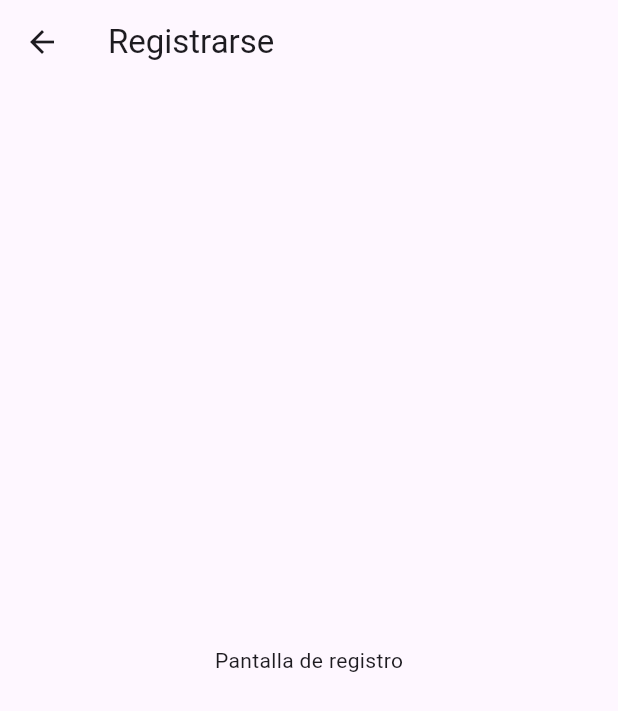
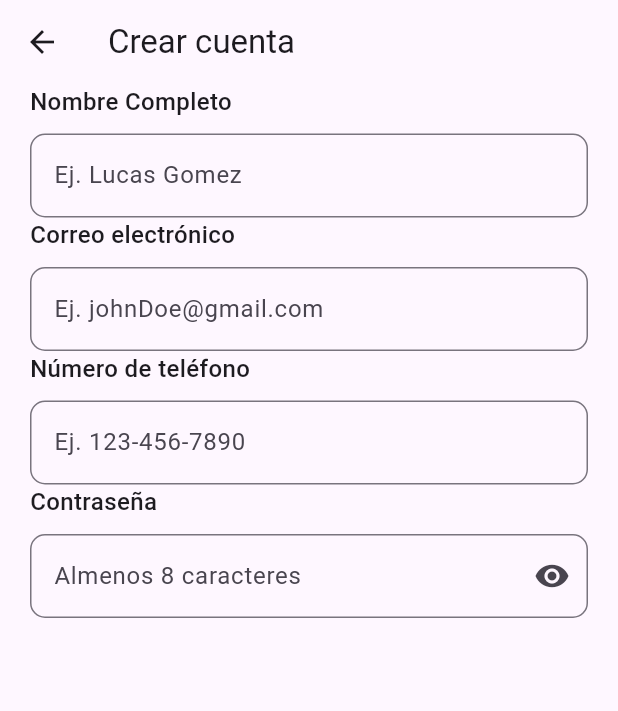
Before and after one commit to BrandonLunaCastro/OficiosYA, a Flutter app: the screen it shows after launch, after a tap on "Regístrate", on a phone screen of 412 x 824 dp. Shown: the top 711 px of the screen. Run offline on Flutter 3.47's test engine with Material 3 defaults, Android fonts, the phone set to English and light mode, and no system bars.

Commit message:
refactor structure fields in widgets

```diff
--- a/lib/screens/login_screen.dart
+++ b/lib/screens/login_screen.dart
@@ -1,6 +1,8 @@
 import 'package:flutter/material.dart';
 import 'package:oficios/screens/register_screen.dart';
-
+import 'package:oficios/widgets/custom_password_field.dart';
+import 'package:oficios/widgets/custom_text_field.dart';
+import 'package:oficios/widgets/primary_button.dart';
 
 class Login extends StatefulWidget {
   const Login({super.key});
@@ -38,91 +40,35 @@ class _LoginState extends State<Login> {
               textAlign: TextAlign.center,
             ),
 
+            const SizedBox(height: 20),
+            //importamos widget del custom text field
+            CustomTextField(
+              label: "Correo electrónico",
+              hint: "johnDoe@gmail.com",
+            ),
 
             const SizedBox(height: 20),
-            Padding(
-              padding: const EdgeInsets.symmetric(horizontal: 20),
-              child: Column(
-                crossAxisAlignment: CrossAxisAlignment.start,
-                children: [
-                  const Text(
-                    "Correo electrónico",
-                    style: TextStyle(fontSize: 16, fontWeight: FontWeight.w500),
+            CustomPasswordField(
+              label: "Contraseña",
+              hint: "Almenos 8 caracteres",
             ),
-                  const SizedBox(height: 10),
-                  TextField(
-                    decoration: InputDecoration(
-                      hintText: 'johnDoe@gmail.com',
-                      border: OutlineInputBorder(
-                        borderRadius: BorderRadius.circular(10),
-                      ),
-                    ),
-                  ),
-                ],
-              ),
-            ),
-            const SizedBox(height: 20),
-            Padding(
-              padding: const EdgeInsets.symmetric(horizontal: 20),
-              child: Column(
-                crossAxisAlignment: CrossAxisAlignment.start,
-                children: [
-                  const Text(
-                    "Contraseña",
-                    style: TextStyle(fontSize: 16, fontWeight: FontWeight.w500),
-                  ),
-                  const SizedBox(height: 10),
-                  TextField(
-                    obscureText: _obscurePassword,
-                    decoration: InputDecoration(
-                      hintText: 'Almenos 8 caracteres',
-                      border: OutlineInputBorder(
-                        borderRadius: BorderRadius.circular(10),
-                      ),
-                      suffixIcon: IconButton(
-                        icon: Icon(
-                          _obscurePassword ? Icons.visibility : Icons.visibility_off,
-                        ),
-                        onPressed: () {
-                          setState(() {
-                            _obscurePassword = !_obscurePassword;
-                          });
-                        },
-                      ),
-                    ),
-                  ),
-                  const SizedBox(height: 10),
             Align(
                   alignment: Alignment.centerRight,
                   child: TextButton(
-                      onPressed: () {
-                        // Lógica para recuperar contraseña
-                      },
-                      child: const Text('¿Olvidaste tu contraseña?', style: TextStyle(color: Color(0xFF2B66DF), fontWeight: FontWeight.bold),),
+                    onPressed: () {},
+                    child: const Text('¿Olvidaste tu contraseña?',
+                        style: TextStyle(color: Color(0xFF2B66DF), fontWeight: FontWeight.bold)),
                   ),
                 ),
-                ],
-              ),
-            ),
+
             const SizedBox(height: 20),
-            Padding(
-              padding: const EdgeInsets.symmetric(horizontal: 20),
-              child: SizedBox(
-                width: double.infinity,
-                child: ElevatedButton(
+            PrimaryButton(
+              text: 'Iniciar sesión',
               onPressed: () {
                 // Lógica de inicio de sesión
-                  },
-                  style: ElevatedButton.styleFrom(
-                    backgroundColor: Color(0xFF2B66DF),
-                    padding: const EdgeInsets.symmetric(vertical: 20),
-                    textStyle: const TextStyle(fontSize: 16, fontWeight: FontWeight.bold),
-                  ),
-                  child: const Text('Iniciar sesión' , style: TextStyle(color: Colors.white),),
-
-                ),
-              ),
-            ),
+              },),
+             /*
+           */
             const SizedBox(height: 20),
             Row(
               mainAxisAlignment: MainAxisAlignment.center,
--- a/lib/screens/register_screen.dart
+++ b/lib/screens/register_screen.dart
@@ -1,4 +1,6 @@
 import 'package:flutter/material.dart';
+import 'package:oficios/widgets/custom_password_field.dart';
+import 'package:oficios/widgets/custom_text_field.dart';
 
 class Register extends StatefulWidget {
   const Register({super.key});
@@ -11,8 +13,35 @@ class _RegisterState extends State<Register> {
   @override
   Widget build(BuildContext context) {
     return Scaffold(
-      appBar: AppBar(title: const Text('Registrarse')),
-      body: const Center(child: Text('Pantalla de registro')),
+      appBar: AppBar(title: const Text('Crear cuenta')),
+      body: SafeArea(
+        child: Column(
+          children: [
+            Center(
+              child: Column(
+                children: [
+                  CustomTextField(
+                    label: "Nombre Completo",
+                    hint: "Ej. Lucas Gomez",
+                  ),
+                  CustomTextField(
+                    label: "Correo electrónico",
+                    hint: "Ej. johnDoe@gmail.com",
+                  ),
+                  CustomTextField(
+                    label: "Número de teléfono",
+                    hint: "Ej. 123-456-7890",
+                  ),
+                  CustomPasswordField(
+                    label: "Contraseña",
+                    hint: "Almenos 8 caracteres",
+                  ),
+                ],
+              ),
+            ),
+          ]
+        ),
+      )
     );
   }
 }
--- /dev/null
+++ b/lib/widgets/custom_password_field.dart
@@ -0,0 +1,57 @@
+import "package:flutter/material.dart";
+
+class CustomPasswordField extends StatefulWidget {
+  final String label;
+  final String hint;
+  final TextEditingController? controller;
+
+  const CustomPasswordField({
+    super.key,
+    this.label = "Contraseña",
+    this.hint = "Almenos ocho caracteres",
+    this.controller,
+  });
+
+  @override
+  State<CustomPasswordField> createState() => _CustomPasswordFieldState();
+}
+
+class _CustomPasswordFieldState extends State<CustomPasswordField> {
+  bool _obscurePassword = true;
+
+  @override
+  Widget build(BuildContext context) {
+    return Padding(
+      padding: const EdgeInsets.symmetric(horizontal: 20),
+      child: Column(
+        crossAxisAlignment: CrossAxisAlignment.start,
+        children: [
+          Text(
+            widget.label,
+            style: const TextStyle(fontSize: 16, fontWeight: FontWeight.w500),
+          ),
+          const SizedBox(height: 10),
+          TextField(
+            obscureText: _obscurePassword,
+            decoration: InputDecoration(
+              hintText: widget.hint,
+              border: OutlineInputBorder(
+                borderRadius: BorderRadius.circular(10),
+              ),
+              suffixIcon: IconButton(
+                icon: Icon(
+                  _obscurePassword ? Icons.visibility : Icons.visibility_off,
+                ),
+                onPressed: () {
+                  setState(() {
+                    _obscurePassword = !_obscurePassword;
+                  });
+                },
+              ),
+            ),
+          ),
+        ],
+      ),
+    );
+  }
+}
--- /dev/null
+++ b/lib/widgets/custom_text_field.dart
@@ -0,0 +1,43 @@
+import "package:flutter/material.dart";
+
+class CustomTextField extends StatelessWidget {
+  final String label;
+  final String hint;
+  final bool isPassword;
+  final TextEditingController? controller;
+  final TextInputType keyBoardType;
+
+  const CustomTextField({
+    super.key,
+    required this.label,
+    required this.hint,
+    this.controller,
+    this.isPassword = false,
+    this.keyBoardType = TextInputType.text,
+  });
+
+  @override
+  Widget build(BuildContext context) {
+    return Padding(
+      padding: const EdgeInsets.symmetric(horizontal: 20),
+      child: Column(
+        crossAxisAlignment: CrossAxisAlignment.start,
+        children: [
+          Text(
+            label,
+            style:const TextStyle(fontSize: 16, fontWeight: FontWeight.w500),
+          ),
+          const SizedBox(height: 10),
+          TextField(
+            decoration: InputDecoration(
+              hintText: hint,
+              border: OutlineInputBorder(
+                borderRadius: BorderRadius.circular(10),
+              ),
+            ),
+          ),
+        ],
+      ),
+    );
+  }
+}
--- /dev/null
+++ b/lib/widgets/primary_button.dart
@@ -0,0 +1,27 @@
+import 'package:flutter/material.dart';
+
+class PrimaryButton extends StatelessWidget {
+  final String text;
+  final VoidCallback onPressed;
+
+  const PrimaryButton({super.key, required this.text, required this.onPressed});
+
+  @override
+  Widget build(BuildContext context) {
+    return Padding(
+      padding: const EdgeInsets.symmetric(horizontal: 20),
+      child: SizedBox(
+        width: double.infinity,
+        child: ElevatedButton(
+          onPressed: onPressed,
+          style: ElevatedButton.styleFrom(
+            backgroundColor: const Color(0xFF2B66DF),
+            padding: const EdgeInsets.symmetric(vertical: 20),
+            textStyle: const TextStyle(fontSize: 16, fontWeight: FontWeight.bold),
+          ),
+          child: Text(text, style: const TextStyle(color: Colors.white)),
+        ),
+      ),
+    );
+  }
+}
```
Lines whose indentation alone changed are shown as unchanged.
